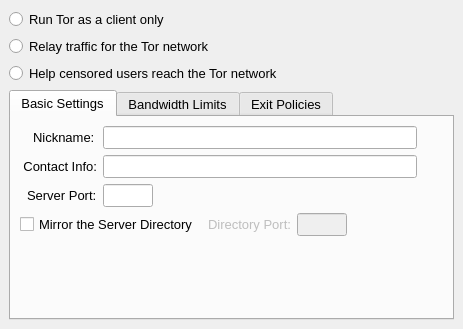
a-ilin/vidalia, file src/gui/config/serverpage.ui: the form before one commit.
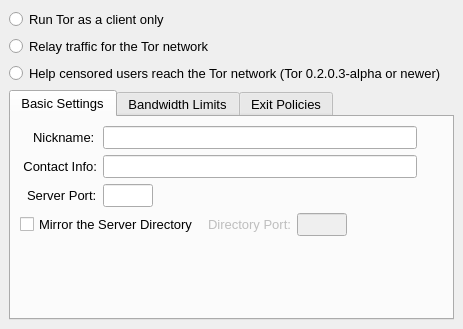
The form after the commit. Icons and pictures are not drawn.

Commit message:
r2140@lysithea:  edmanm | 2007-10-19 00:50:59 -0400  Add a note to the server config page that bridges are only supported on Tor  0.2.0.3-alpha or newer.
svn:r2040

Diff of the .ui file:
```diff
--- a/src/gui/config/serverpage.ui
+++ b/src/gui/config/serverpage.ui
@@ -41,7 +41,7 @@
    <item>
     <widget class="QRadioButton" name="rdoBridgeMode" >
      <property name="text" >
-      <string>Help censored users reach the Tor network</string>
+      <string>Help censored users reach the Tor network (Tor 0.2.0.3-alpha or newer)</string>
      </property>
     </widget>
    </item>
```
